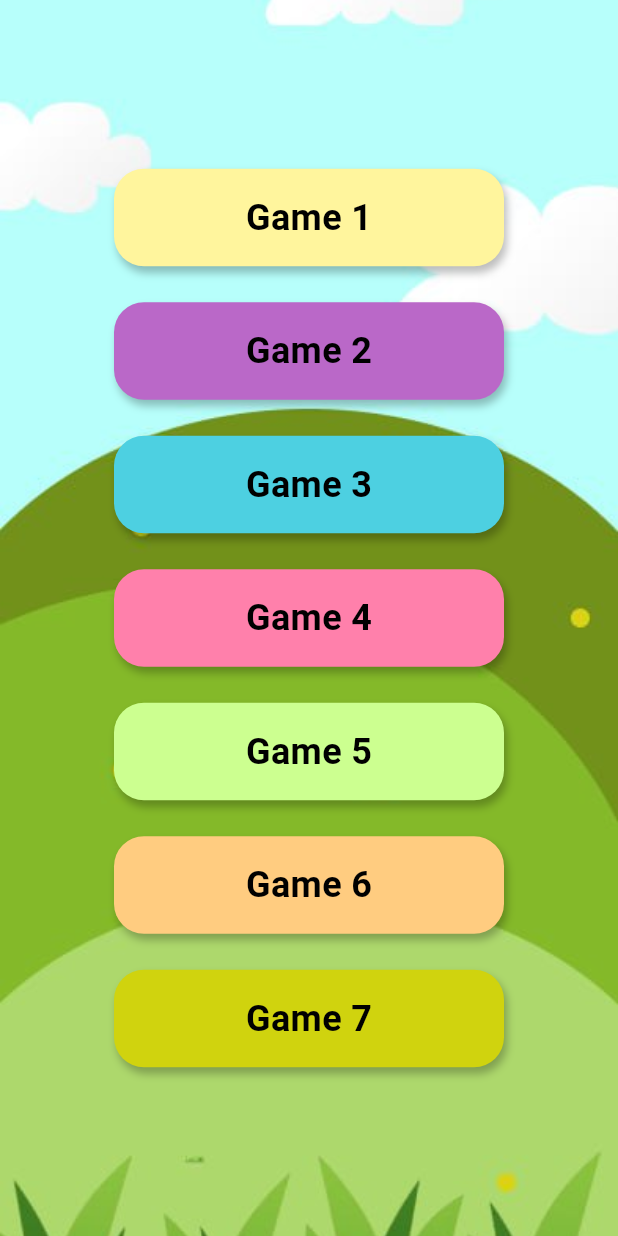
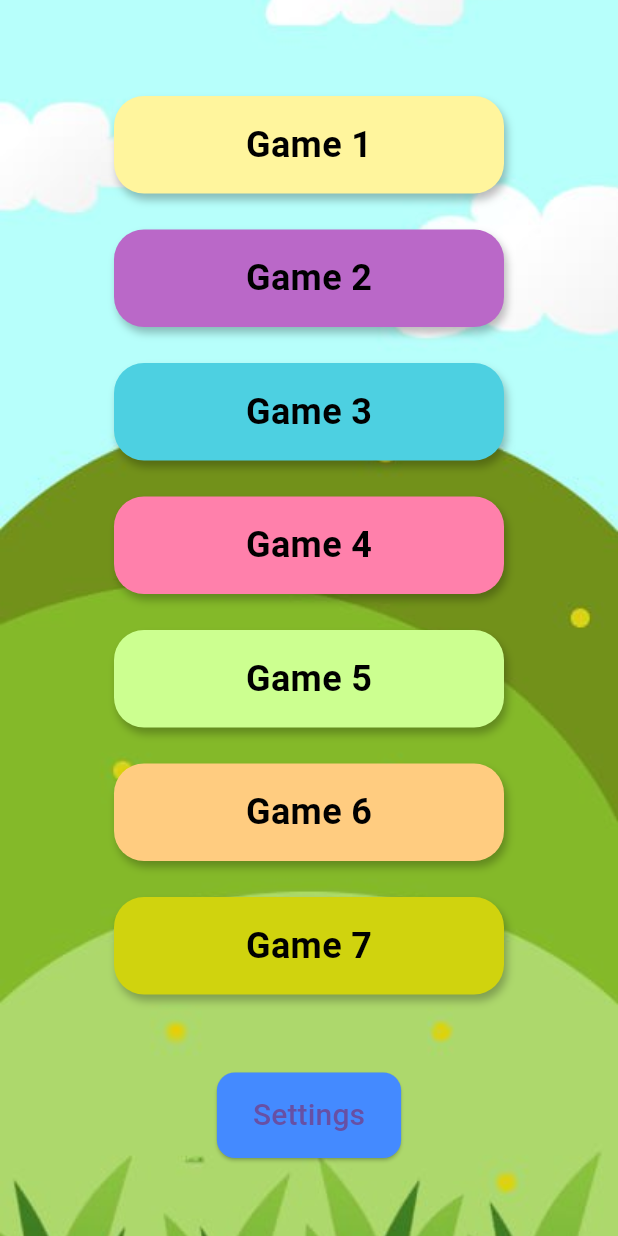
Before and after one commit to grHarshan/smart_kidz_games, a Flutter app: the screen it shows after launch, on a phone screen of 412 x 824 dp. Run offline on Flutter 3.47's test engine with Material 3 defaults, Android fonts, the light colour scheme and no system bars; our stand-ins replace audioplayers, dotted_border; Roboto replaces fonts that are missing (ComicSans).

Commit message:
add setting page
change background music

and change dark mode or light mode

```diff
--- /dev/null
+++ b/devtools_options.yaml
@@ -0,0 +1,3 @@
+description: This file stores settings for Dart & Flutter DevTools.
+documentation: https://docs.flutter.dev/tools/devtools/extensions#configure-extension-enablement-states
+extensions:
--- a/lib/home_page.dart
+++ b/lib/home_page.dart
@@ -1,4 +1,6 @@
 import 'package:flutter/material.dart';
+import 'package:provider/provider.dart';
+
 import 'game1.dart';
 import 'game2.dart';
 import 'game3.dart';
@@ -6,6 +8,8 @@ import 'game4.dart';
 import 'game5.dart';
 import 'game6.dart';
 import 'game7.dart';
+import 'settings_page.dart';
+import 'theme_notifier.dart';
 
 class HomePage extends StatefulWidget {
   @override
@@ -48,7 +52,7 @@ class _HomePageState extends State<HomePage> with TickerProviderStateMixin {
               end: Offset.zero,
             ).animate(CurvedAnimation(
               parent: controller,
-              curve: Curves.elasticOut, // More playful
+              curve: Curves.elasticOut,
             )))
         .toList();
 
@@ -80,24 +84,35 @@ class _HomePageState extends State<HomePage> with TickerProviderStateMixin {
 
   @override
   Widget build(BuildContext context) {
+    final isDark = Provider.of<ThemeNotifier>(context).isDarkMode;
+
     return Scaffold(
       body: Stack(
         children: [
           // Background Image
           Container(
-            decoration: BoxDecoration(
+            decoration: const BoxDecoration(
               image: DecorationImage(
                 image: AssetImage('assets/images/H1.png'),
                 fit: BoxFit.cover,
               ),
             ),
           ),
-          // Game Buttons
+
+          // Dark Overlay (low opacity black screen)
+          if (isDark)
+            Container(
+              color: Colors.black.withOpacity(0.5),
+            ),
+
+          // Main Content
           Center(
             child: SingleChildScrollView(
               child: Column(
                 mainAxisAlignment: MainAxisAlignment.center,
-                children: List.generate(games.length, (index) {
+                children: [
+                  // Game Buttons
+                  ...List.generate(games.length, (index) {
                     final game = games[index];
                     return SlideTransition(
                       position: _animations[index],
@@ -117,10 +132,10 @@ class _HomePageState extends State<HomePage> with TickerProviderStateMixin {
                             },
                             child: AnimatedScale(
                               scale: _hovering[index] ? 1.08 : 1.0,
-                            duration: Duration(milliseconds: 200),
+                              duration: const Duration(milliseconds: 200),
                               curve: Curves.easeOut,
                               child: AnimatedContainer(
-                              duration: Duration(milliseconds: 200),
+                                duration: const Duration(milliseconds: 200),
                                 width: 260,
                                 height: 65,
                                 decoration: BoxDecoration(
@@ -132,14 +147,14 @@ class _HomePageState extends State<HomePage> with TickerProviderStateMixin {
                                           ? Colors.white.withOpacity(0.6)
                                           : Colors.black26,
                                       blurRadius: _hovering[index] ? 12 : 4,
-                                    offset: Offset(2, 4),
+                                      offset: const Offset(2, 4),
                                     ),
                                   ],
                                 ),
                                 child: Center(
                                   child: Text(
                                     game['title'],
-                                  style: TextStyle(
+                                    style: const TextStyle(
                                       fontSize: 24,
                                       fontWeight: FontWeight.bold,
                                       color: Colors.black,
@@ -154,6 +169,35 @@ class _HomePageState extends State<HomePage> with TickerProviderStateMixin {
                       ),
                     );
                   }),
+
+                  const SizedBox(height: 40),
+
+                  // Settings Button
+                  ElevatedButton(
+                    style: ElevatedButton.styleFrom(
+                      backgroundColor: Colors.blueAccent,
+                      padding: const EdgeInsets.symmetric(
+                          horizontal: 24, vertical: 14),
+                      shape: RoundedRectangleBorder(
+                        borderRadius: BorderRadius.circular(12),
+                      ),
+                    ),
+                    onPressed: () {
+                      Navigator.push(
+                        context,
+                        MaterialPageRoute(
+                            builder: (context) => const SettingsPage()),
+                      );
+                    },
+                    child: const Text(
+                      "Settings",
+                      style: TextStyle(
+                        fontSize: 20,
+                        fontFamily: 'ComicSans',
+                      ),
+                    ),
+                  ),
+                ],
               ),
             ),
           ),
--- a/lib/main.dart
+++ b/lib/main.dart
@@ -1,16 +1,31 @@
 import 'package:flutter/material.dart';
+import 'package:provider/provider.dart';
 import 'start_page.dart';
+import 'theme_notifier.dart';
 
-void main() => runApp(KidsGameApp());
+void main() {
+  runApp(
+    ChangeNotifierProvider(
+      create: (_) => ThemeNotifier(),
+      child: const KidsGameApp(),
+    ),
+  );
+}
 
 class KidsGameApp extends StatelessWidget {
+  const KidsGameApp({super.key});
+
   @override
   Widget build(BuildContext context) {
-    return MaterialApp(
-      title: 'Kids Games',
-      debugShowCheckedModeBanner: false,
-      theme: ThemeData(fontFamily: 'ComicSans'),
-      home: StartPage(),
+    return Consumer<ThemeNotifier>(
+      builder: (context, themeNotifier, child) {
+        return MaterialApp(
+          title: 'Kids Games',
+          debugShowCheckedModeBanner: false,
+          theme: themeNotifier.currentTheme,
+          home: StartPage(),
+        );
+      },
     );
   }
 }
--- /dev/null
+++ b/lib/theme_notifier.dart
@@ -0,0 +1,34 @@
+import 'package:flutter/material.dart';
+
+class ThemeNotifier extends ChangeNotifier {
+  bool _isDarkMode = false;
+
+  ThemeData get currentTheme => _isDarkMode ? _darkTheme : _lightTheme;
+
+  bool get isDarkMode => _isDarkMode;
+
+  void toggleTheme(bool isDark) {
+    _isDarkMode = isDark;
+    notifyListeners();
+  }
+
+  final ThemeData _lightTheme = ThemeData(
+    brightness: Brightness.light,
+    fontFamily: 'ComicSans',
+    scaffoldBackgroundColor: Colors.white,
+    appBarTheme: const AppBarTheme(
+      backgroundColor: Colors.blueAccent,
+      foregroundColor: Colors.white,
+    ),
+  );
+
+  final ThemeData _darkTheme = ThemeData(
+    brightness: Brightness.dark,
+    fontFamily: 'ComicSans',
+    scaffoldBackgroundColor: Colors.black,
+    appBarTheme: const AppBarTheme(
+      backgroundColor: Colors.black87,
+      foregroundColor: Colors.white,
+    ),
+  );
+}
```
Also changed, not shown: lib/audio_controller.dart (added, +18 -0 lines), lib/settings_page.dart (added, +81 -0 lines), pubspec.yaml (+7 -0 lines), pubspec.lock, 8 other files. Lines whose indentation alone changed are shown as unchanged.
